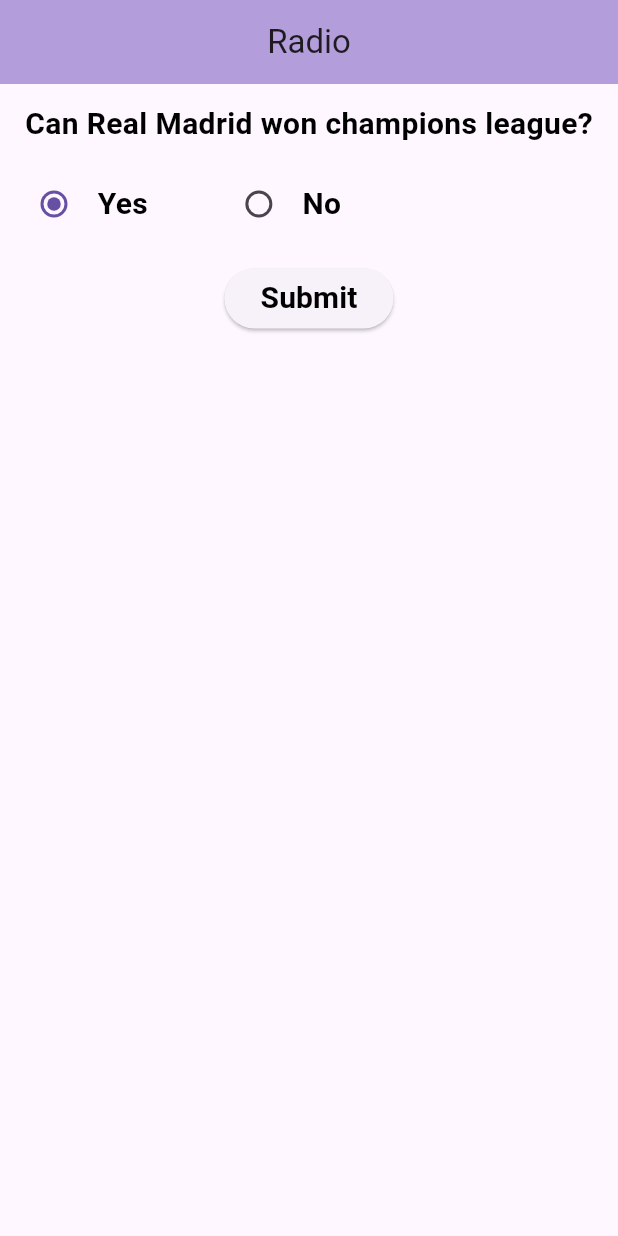
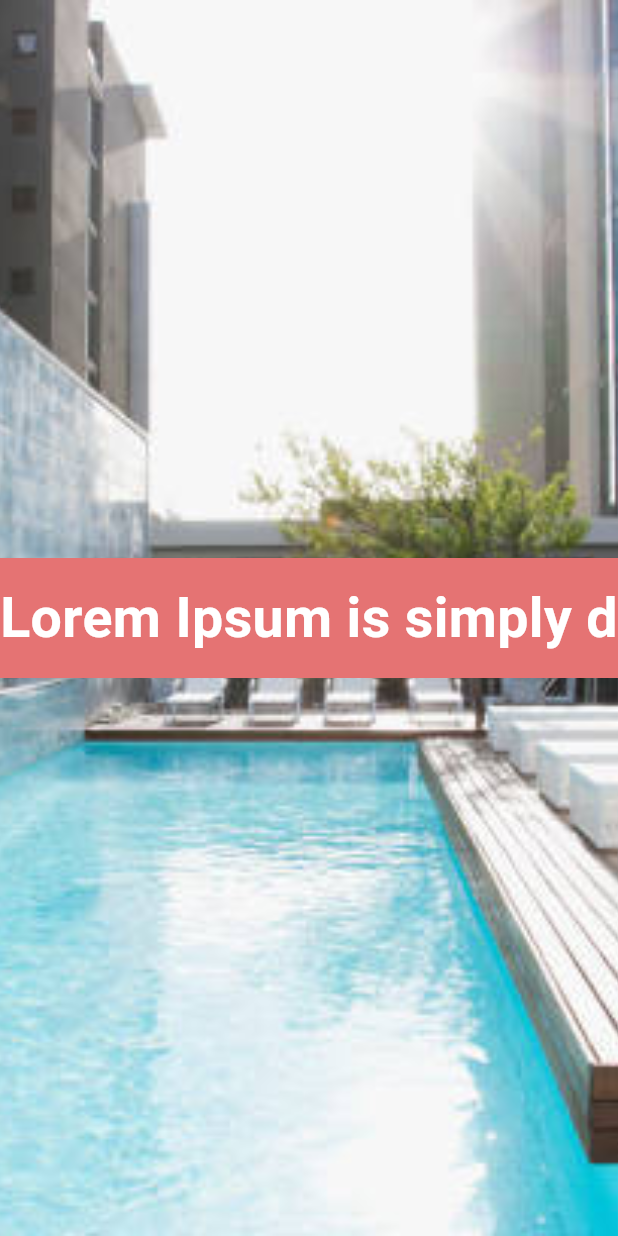
Before and after one commit to azizbekyokhubov1999/widgets_flutter_practise, a Flutter app: the screen it shows after launch, on a phone screen of 412 x 824 dp. Run offline on Flutter 3.47's test engine with Material 3 defaults, Android fonts, the phone set to English and light mode, and no system bars; drawn by our look-alikes of marquee; our stand-ins replace another_carousel_pro, avatar_glow, country_picker, curved_navigation_bar, fl_chart, flutter_slidable and 11 more.

Commit message:
for video 56 | Animated text widget

```diff
--- a/lib/main.dart
+++ b/lib/main.dart
@@ -2,6 +2,7 @@
 import 'package:shared_preferences/shared_preferences.dart';
 import 'package:widgets_flutter_practise/pages/animated_container.dart';
 import 'package:widgets_flutter_practise/pages/animated_icon.dart';
+import 'package:widgets_flutter_practise/pages/animated_text.dart';
 import 'package:widgets_flutter_practise/pages/avatar_glow.dart';
 import 'package:widgets_flutter_practise/pages/bottom_nav_bar.dart';
 import 'package:widgets_flutter_practise/pages/calendar_table.dart';
@@ -103,7 +104,7 @@
       theme: ThemeData(
         useMaterial3: true
       ),
-      home: MyRadioBtnPage(),
+      home: MyAnimatedText(),
     );
   }
 }
--- /dev/null
+++ b/lib/pages/animated_text.dart
@@ -0,0 +1,55 @@
+import 'package:flutter/material.dart';
+import 'package:marquee/marquee.dart';
+
+class MyAnimatedText extends StatefulWidget {
+  const MyAnimatedText({super.key});
+
+  @override
+  State<MyAnimatedText> createState() => _MyAnimatedTextState();
+}
+
+class _MyAnimatedTextState extends State<MyAnimatedText> {
+  @override
+  Widget build(BuildContext context) {
+    return Scaffold(
+      body: Stack(
+        children: [
+          Container(
+            decoration: BoxDecoration(
+                image: DecorationImage(
+                    image: AssetImage("assets/images/hotel.jpg"),
+                  fit: BoxFit.cover
+                )
+            ),
+          ),
+
+          //for animated text
+
+          Center(
+            child: Positioned(
+              bottom: 20,
+              left: 20,
+              right: 10,
+              child: Container(
+                height: 80,
+                decoration: BoxDecoration(
+                  color: Colors.red[300]
+                ),
+                child: Marquee(
+                  blankSpace: 80,
+                    velocity: -100,
+                    text: "Lorem Ipsum is simply dummy text of the printing and typesetting industry.",
+                  style: TextStyle(
+                    fontSize: 37,
+                    fontWeight: FontWeight.bold,
+                    color: Colors.white
+                  ),
+                ),
+              ),
+            ),
+          )
+        ]
+      ),
+    );
+  }
+}
--- a/pubspec.yaml
+++ b/pubspec.yaml
@@ -52,6 +52,7 @@
   smooth_page_indicator: ^1.2.0+3
   qr_flutter: ^4.1.0
   shared_preferences: ^2.3.3
+  marquee: ^2.3.0
 
 dev_dependencies:
   flutter_test:
```
Also changed, not shown: assets/images/hotel.jpg (added), lib/generated/assets.dart, pubspec.lock.
